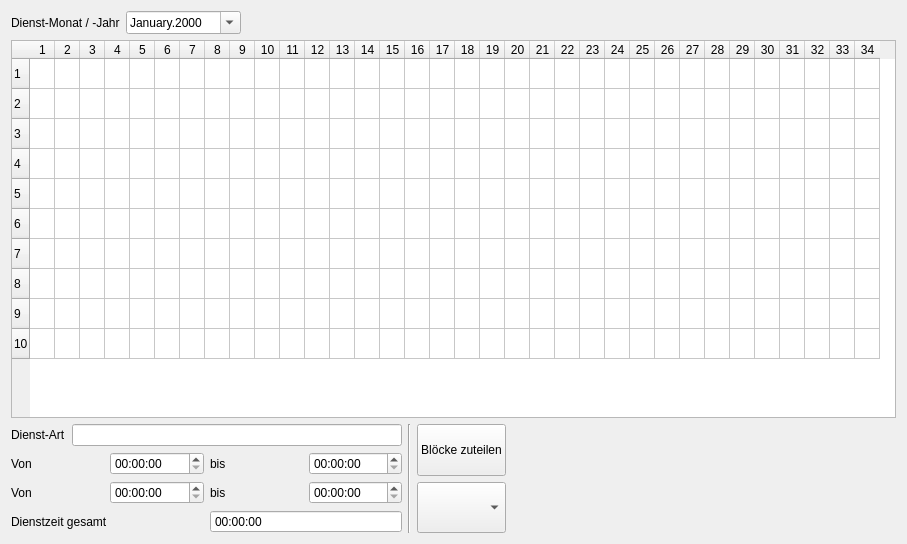
Above: crosterwindow.ui from joergpauly/megaroster before the change. Below: the same form after it.
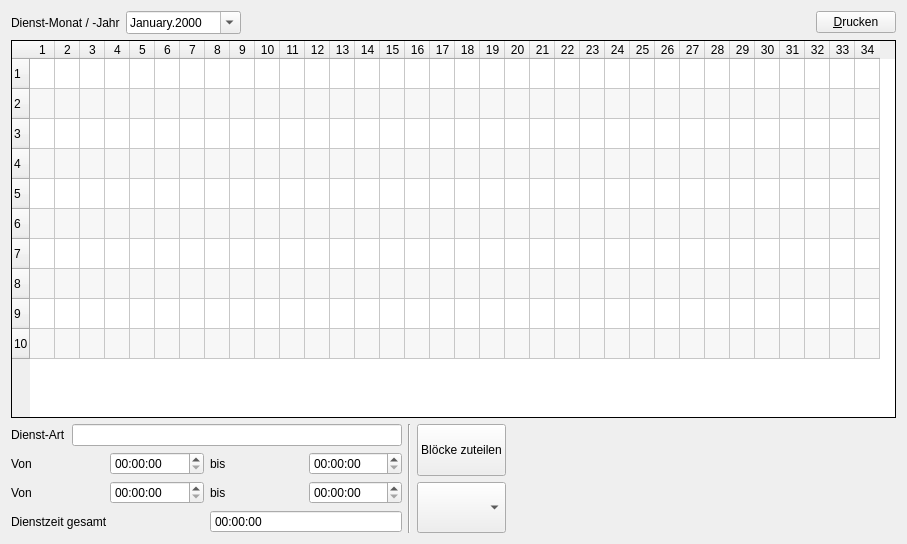
That is the form after the change.

```diff
--- a/crosterwindow.ui
+++ b/crosterwindow.ui
@@ -52,12 +52,31 @@
        </property>
       </spacer>
      </item>
+     <item>
+      <widget class="QPushButton" name="cmdPrint">
+       <property name="text">
+        <string>&amp;Drucken</string>
+       </property>
+      </widget>
+     </item>
     </layout>
    </item>
    <item>
     <layout class="QHBoxLayout" name="horizontalLayout">
      <item>
       <widget class="QTableWidget" name="tbwRoster">
+       <property name="frameShape">
+        <enum>QFrame::Panel</enum>
+       </property>
+       <property name="frameShadow">
+        <enum>QFrame::Plain</enum>
+       </property>
+       <property name="alternatingRowColors">
+        <bool>true</bool>
+       </property>
+       <property name="selectionMode">
+        <enum>QAbstractItemView::ExtendedSelection</enum>
+       </property>
        <property name="rowCount">
         <number>10</number>
        </property>
```
